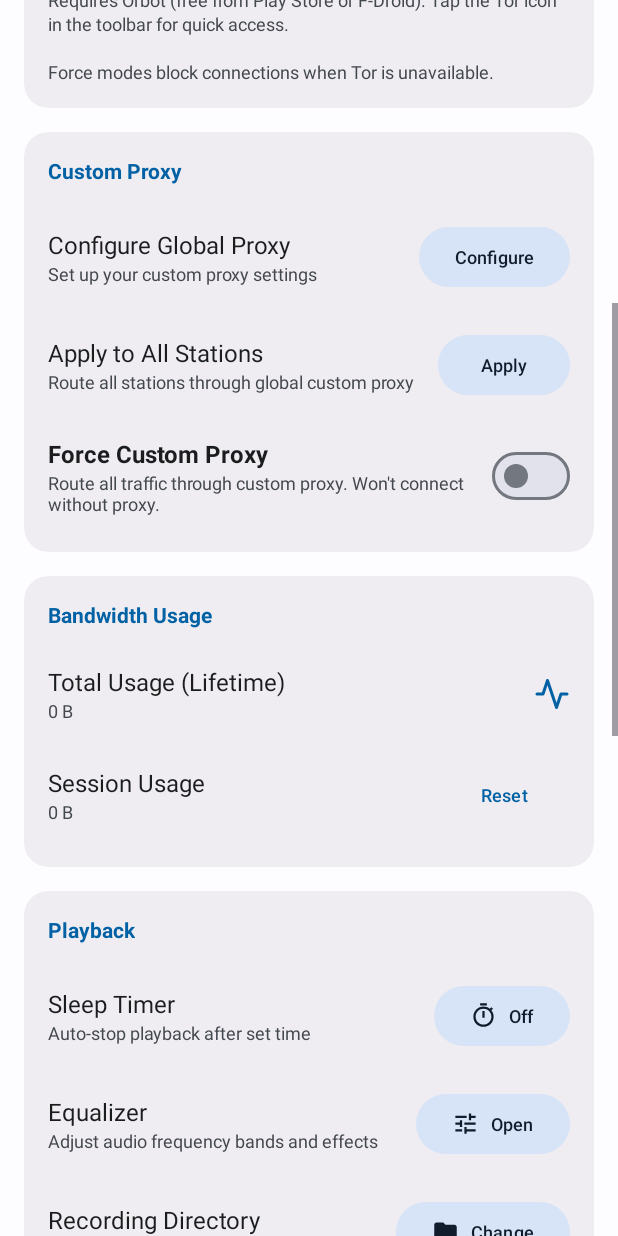
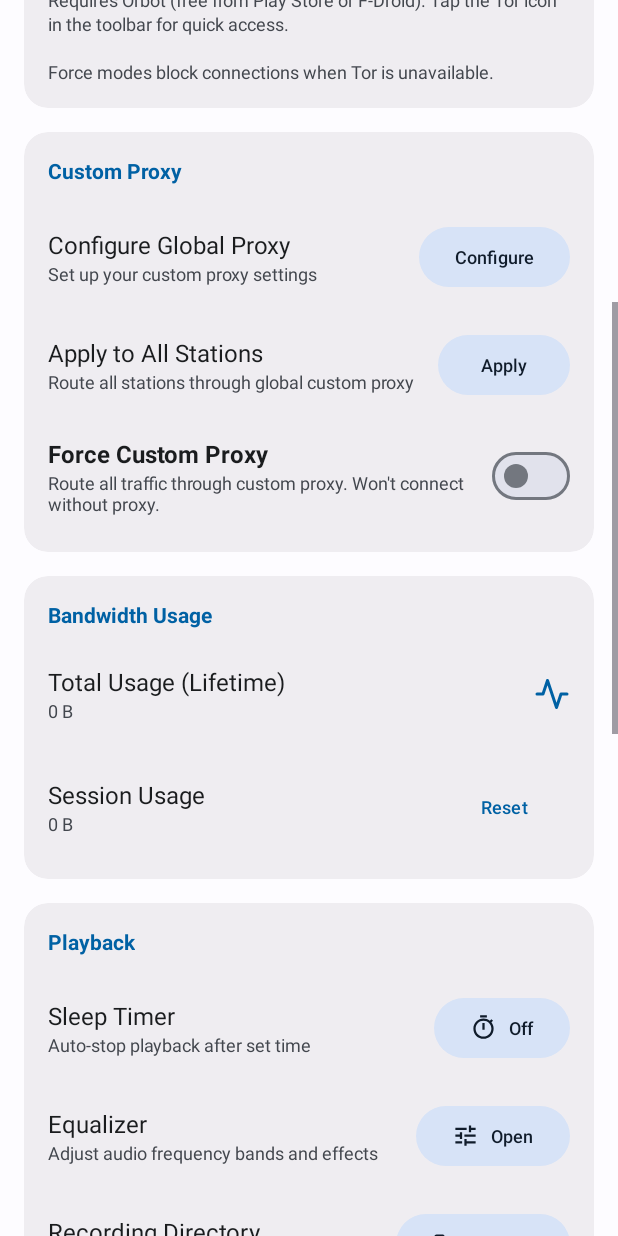
Before and after one commit to deutsia/deutsia-radio, an Android app: the fragment SettingsFragment shown on its own in the app's theme, scrolled down 576 dp, on a phone screen of 412 x 824 dp. Run offline under Robolectric (Android 15) with nearby library versions, the phone set to English and light mode, and no system bars; our stand-ins replace Room's generated code; 2 statements that could not run were skipped.

Commit message:
Fix bandwidth icon overlap with reset button
- Add horizontal margin to bandwidth icon for better spacing
- Increase vertical spacing between Total Usage and Session Usage sections

```diff
--- a/app/src/main/res/layout/fragment_settings.xml
+++ b/app/src/main/res/layout/fragment_settings.xml
@@ -610,6 +610,7 @@
                     <ImageView
                         android:layout_width="24dp"
                         android:layout_height="24dp"
+                        android:layout_marginStart="8dp"
                         android:src="@drawable/ic_bandwidth"
                         android:contentDescription="Bandwidth icon"
                         app:tint="?attr/colorPrimary" />
@@ -623,7 +624,7 @@
                     android:orientation="horizontal"
                     android:gravity="center_vertical"
                     android:paddingVertical="8dp"
-                    android:layout_marginTop="8dp">
+                    android:layout_marginTop="16dp">
 
                     <LinearLayout
                         android:layout_width="0dp"
```
